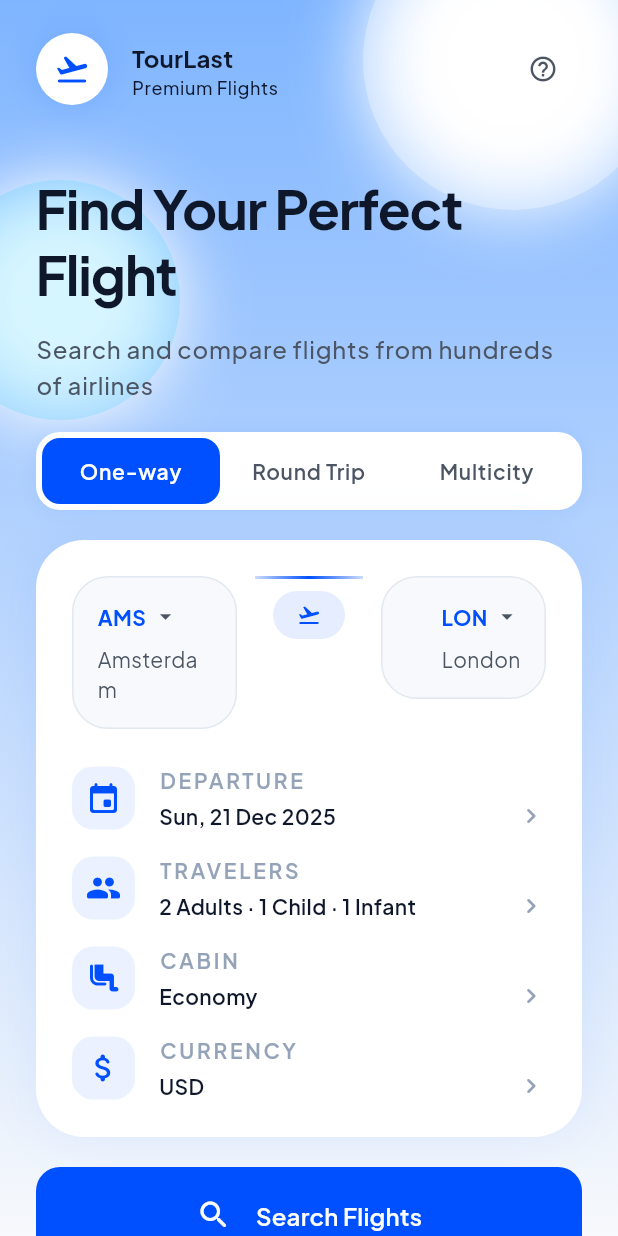
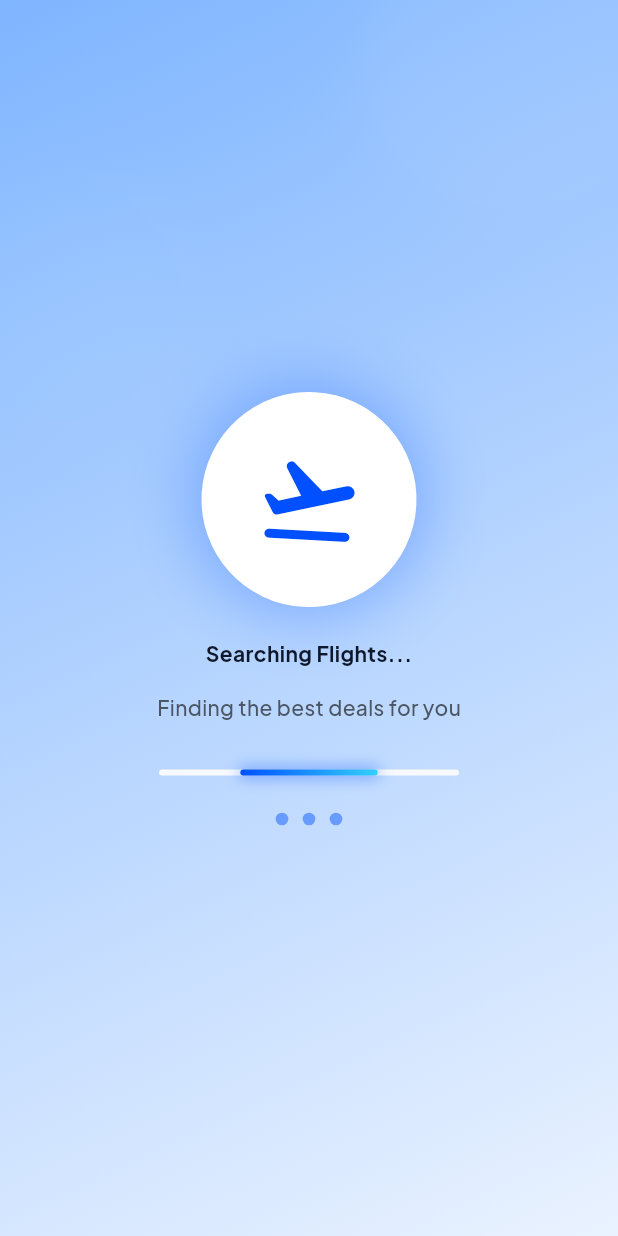
Before and after one commit to Cypherfelix/tourlast_app_demo, a Flutter app: the screen it shows after launch, after a tap on "Search Flights", on a phone screen of 412 x 824 dp. Run offline on Flutter 3.47's test engine with Material 3 defaults, Android fonts, the light colour scheme and no system bars; our stand-ins replace flutter_riverpod, google_fonts.

Commit message:
Implement search functionality in HomeScreen and enhance SearchButton widget
- Added a loading state to the SearchButton to indicate ongoing search operations.
- Introduced a new SearchLoadingOverlay in HomeScreen to display during search.
- Implemented the _handleSearch method to manage search logic and navigation to ResultsScreen.
- Refactored SearchButton to support tap animations and loading state display.

```diff
--- a/lib/presentation/screens/home/home_screen.dart
+++ b/lib/presentation/screens/home/home_screen.dart
@@ -15,6 +15,9 @@ import '../../widgets/home/bottom_sheets/airport_selector_sheet.dart';
 import '../../widgets/home/bottom_sheets/cabin_selector_sheet.dart';
 import '../../widgets/home/bottom_sheets/currency_selector_sheet.dart';
 import '../../widgets/home/bottom_sheets/travelers_selector_sheet.dart';
+import '../../widgets/home/models/search_params.dart';
+import '../../widgets/home/search_card/search_loading_overlay.dart';
+import '../results/results_screen.dart';
 
 class HomeScreen extends StatefulWidget {
   const HomeScreen({super.key});
@@ -34,6 +37,7 @@ class _HomeScreenState extends State<HomeScreen> {
   int _infants = SampleTrip.infants;
   String _cabinClass = SampleTrip.cabinClass;
   String _currency = SampleTrip.currency;
+  bool _isSearching = false;
 
   // Available options for demo
   static const List<Map<String, String>> _airports = [
@@ -56,6 +60,8 @@ class _HomeScreenState extends State<HomeScreen> {
         child: Stack(
           children: [
             const SkyBackdrop(),
+            if (_isSearching) const SearchLoadingOverlay(),
+            if (!_isSearching)
               Column(
                 crossAxisAlignment: CrossAxisAlignment.start,
                 children: [
@@ -98,9 +104,8 @@ class _HomeScreenState extends State<HomeScreen> {
                   const Spacer(),
                   SearchButton(
                     textTheme: Theme.of(context).textTheme,
-                  onPressed: () {
-                    // Will be implemented in Story 3.2
-                  },
+                    isLoading: _isSearching,
+                    onPressed: _handleSearch,
                   ),
                 ],
               ),
@@ -243,4 +248,56 @@ class _HomeScreenState extends State<HomeScreen> {
   void _showHelpDialog() {
     showDialog(context: context, builder: (context) => const HelpDialog());
   }
+
+  Future<void> _handleSearch() async {
+    if (_isSearching) return;
+
+    setState(() => _isSearching = true);
+
+    // Simulate API call delay
+    await Future.delayed(const Duration(milliseconds: 1500));
+
+    if (!mounted) return;
+
+    final searchParams = SearchParams(
+      tripType: _tripType,
+      origin: _origin,
+      destination: _destination,
+      departureDate: _selectedDate,
+      returnDate: _returnDate,
+      adults: _adults,
+      children: _children,
+      infants: _infants,
+      cabinClass: _cabinClass,
+      currency: _currency,
+    );
+
+    setState(() => _isSearching = false);
+
+    // Navigate with custom transition
+    Navigator.of(context).push(
+      PageRouteBuilder(
+        pageBuilder: (context, animation, secondaryAnimation) =>
+            ResultsScreen(searchParams: searchParams),
+        transitionDuration: const Duration(milliseconds: 600),
+        reverseTransitionDuration: const Duration(milliseconds: 400),
+        transitionsBuilder: (context, animation, secondaryAnimation, child) {
+          const begin = Offset(0.0, 0.3);
+          const end = Offset.zero;
+          const curve = Curves.easeOutCubic;
+
+          final tween = Tween(begin: begin, end: end);
+          final curvedAnimation = CurvedAnimation(
+            parent: animation,
+            curve: curve,
+          );
+
+          return SlideTransition(
+            position: tween.animate(curvedAnimation),
+            child: FadeTransition(opacity: animation, child: child),
+          );
+        },
+      ),
+    );
   }
+}
--- /dev/null
+++ b/lib/presentation/screens/results/results_screen.dart
@@ -0,0 +1,81 @@
+import 'package:flutter/material.dart';
+
+import '../../../core/constants/app_colors.dart';
+import '../../../core/constants/app_spacing.dart';
+import '../../../core/theme/app_typography.dart';
+import '../../widgets/home/models/search_params.dart';
+
+class ResultsScreen extends StatelessWidget {
+  const ResultsScreen({super.key, required this.searchParams});
+
+  final SearchParams searchParams;
+
+  @override
+  Widget build(BuildContext context) {
+    return Scaffold(
+      appBar: AppBar(
+        leading: IconButton(
+          icon: const Icon(Icons.arrow_back_rounded),
+          onPressed: () => Navigator.pop(context),
+        ),
+        title: Text(
+          'Flight Results',
+          style: AppTypography.textTheme.titleLarge?.copyWith(
+            fontWeight: FontWeight.w700,
+          ),
+        ),
+      ),
+      body: SafeArea(
+        child: Center(
+          child: Column(
+            mainAxisAlignment: MainAxisAlignment.center,
+            children: [
+              Icon(
+                Icons.flight_takeoff_rounded,
+                size: 64,
+                color: AppColors.primaryBlue.withOpacity(0.5),
+              ),
+              const SizedBox(height: AppSpacing.xl),
+              Text(
+                'Results Screen',
+                style: AppTypography.textTheme.headlineMedium?.copyWith(
+                  fontWeight: FontWeight.w700,
+                ),
+              ),
+              const SizedBox(height: AppSpacing.md),
+              Text(
+                'Search Parameters:',
+                style: AppTypography.textTheme.titleMedium,
+              ),
+              const SizedBox(height: AppSpacing.sm),
+              Text(
+                '${searchParams.origin} → ${searchParams.destination}',
+                style: AppTypography.textTheme.bodyLarge?.copyWith(
+                  color: AppColors.primaryBlue,
+                  fontWeight: FontWeight.w600,
+                ),
+              ),
+              const SizedBox(height: AppSpacing.xs),
+              Text(
+                'Date: ${searchParams.departureDate.toString().split(' ')[0]}',
+                style: AppTypography.textTheme.bodyMedium,
+              ),
+              const SizedBox(height: AppSpacing.xs),
+              Text(
+                'Travelers: ${searchParams.adults}A ${searchParams.children}C ${searchParams.infants}I',
+                style: AppTypography.textTheme.bodyMedium,
+              ),
+              const SizedBox(height: AppSpacing.lg),
+              Text(
+                'Flight list will be implemented in Story 5.1',
+                style: AppTypography.textTheme.bodySmall?.copyWith(
+                  color: AppColors.textTertiary,
+                ),
+              ),
+            ],
+          ),
+        ),
+      ),
+    );
+  }
+}
--- /dev/null
+++ b/lib/presentation/widgets/home/models/search_params.dart
@@ -0,0 +1,27 @@
+import '../models/trip_type.dart';
+
+class SearchParams {
+  const SearchParams({
+    required this.tripType,
+    required this.origin,
+    required this.destination,
+    required this.departureDate,
+    this.returnDate,
+    required this.adults,
+    required this.children,
+    required this.infants,
+    required this.cabinClass,
+    required this.currency,
+  });
+
+  final TripType tripType;
+  final String origin;
+  final String destination;
+  final DateTime departureDate;
+  final DateTime? returnDate;
+  final int adults;
+  final int children;
+  final int infants;
+  final String cabinClass;
+  final String currency;
+}
--- a/lib/presentation/widgets/home/search_card/search_button.dart
+++ b/lib/presentation/widgets/home/search_card/search_button.dart
@@ -1,12 +1,58 @@
 import 'package:flutter/material.dart';
 
+import '../../../../core/constants/app_colors.dart';
 import '../../../../core/constants/app_spacing.dart';
 
-class SearchButton extends StatelessWidget {
-  const SearchButton({super.key, required this.textTheme, this.onPressed});
+class SearchButton extends StatefulWidget {
+  const SearchButton({
+    super.key,
+    required this.textTheme,
+    this.onPressed,
+    this.isLoading = false,
+  });
 
   final TextTheme? textTheme;
   final VoidCallback? onPressed;
+  final bool isLoading;
+
+  @override
+  State<SearchButton> createState() => _SearchButtonState();
+}
+
+class _SearchButtonState extends State<SearchButton>
+    with SingleTickerProviderStateMixin {
+  late AnimationController _animationController;
+  late Animation<double> _scaleAnimation;
+
+  @override
+  void initState() {
+    super.initState();
+    _animationController = AnimationController(
+      duration: const Duration(milliseconds: 150),
+      vsync: this,
+    );
+    _scaleAnimation = Tween<double>(begin: 1.0, end: 0.95).animate(
+      CurvedAnimation(parent: _animationController, curve: Curves.easeInOut),
+    );
+  }
+
+  @override
+  void dispose() {
+    _animationController.dispose();
+    super.dispose();
+  }
+
+  void _handleTapDown(TapDownDetails details) {
+    _animationController.forward();
+  }
+
+  void _handleTapUp(TapUpDetails details) {
+    _animationController.reverse();
+  }
+
+  void _handleTapCancel() {
+    _animationController.reverse();
+  }
 
   @override
   Widget build(BuildContext context) {
@@ -15,29 +61,67 @@ class SearchButton extends StatelessWidget {
         horizontal: AppSpacing.xl,
         vertical: AppSpacing.lg,
       ),
+      child: ScaleTransition(
+        scale: _scaleAnimation,
+        child: GestureDetector(
+          onTapDown: widget.isLoading ? null : _handleTapDown,
+          onTapUp: widget.isLoading ? null : _handleTapUp,
+          onTapCancel: widget.isLoading ? null : _handleTapCancel,
+          onTap: widget.isLoading || widget.onPressed == null
+              ? null
+              : widget.onPressed,
           child: SizedBox(
             width: double.infinity,
             child: FilledButton(
-          onPressed: onPressed,
+              onPressed: widget.isLoading || widget.onPressed == null
+                  ? null
+                  : () {
+                      // Animation handled by GestureDetector
+                      widget.onPressed?.call();
+                    },
               style: FilledButton.styleFrom(
                 padding: const EdgeInsets.symmetric(vertical: AppSpacing.lg),
                 shape: RoundedRectangleBorder(
                   borderRadius: BorderRadius.circular(16),
                 ),
+                backgroundColor: widget.isLoading
+                    ? AppColors.primaryBlue.withOpacity(0.7)
+                    : AppColors.primaryBlue,
               ),
               child: Row(
                 mainAxisAlignment: MainAxisAlignment.center,
                 children: [
+                  if (widget.isLoading) ...[
+                    SizedBox(
+                      height: 20,
+                      width: 20,
+                      child: CircularProgressIndicator(
+                        strokeWidth: 2.5,
+                        valueColor: AlwaysStoppedAnimation<Color>(Colors.white),
+                      ),
+                    ),
+                    const SizedBox(width: AppSpacing.md),
+                    Text(
+                      'Searching...',
+                      style: widget.textTheme?.titleMedium?.copyWith(
+                        color: Colors.white,
+                        fontWeight: FontWeight.w600,
+                      ),
+                    ),
+                  ] else ...[
                     const Icon(Icons.search_rounded, size: 24),
                     const SizedBox(width: AppSpacing.md),
                     Text(
                       'Search Flights',
-                style: textTheme?.titleMedium?.copyWith(
+                      style: widget.textTheme?.titleMedium?.copyWith(
                         color: Colors.white,
                         fontWeight: FontWeight.w600,
                       ),
                     ),
                   ],
+                ],
+              ),
+            ),
           ),
         ),
       ),
--- /dev/null
+++ b/lib/presentation/widgets/home/search_card/search_loading_overlay.dart
@@ -0,0 +1,253 @@
+import 'package:flutter/material.dart';
+
+import '../../../../core/constants/app_colors.dart';
+import '../../../../core/constants/app_spacing.dart';
+import '../../../../core/theme/app_typography.dart';
+
+class SearchLoadingOverlay extends StatefulWidget {
+  const SearchLoadingOverlay({super.key});
+
+  @override
+  State<SearchLoadingOverlay> createState() => _SearchLoadingOverlayState();
+}
+
+class _SearchLoadingOverlayState extends State<SearchLoadingOverlay>
+    with TickerProviderStateMixin {
+  late AnimationController _pulseController;
+  late AnimationController _rotationController;
+  late Animation<double> _pulseAnimation;
+  late Animation<double> _rotationAnimation;
+
+  @override
+  void initState() {
+    super.initState();
+
+    _pulseController = AnimationController(
+      duration: const Duration(milliseconds: 1200),
+      vsync: this,
+    )..repeat(reverse: true);
+
+    _rotationController = AnimationController(
+      duration: const Duration(milliseconds: 2000),
+      vsync: this,
+    )..repeat();
+
+    _pulseAnimation = Tween<double>(begin: 0.8, end: 1.2).animate(
+      CurvedAnimation(parent: _pulseController, curve: Curves.easeInOut),
+    );
+
+    _rotationAnimation = Tween<double>(begin: 0.0, end: 1.0).animate(
+      CurvedAnimation(parent: _rotationController, curve: Curves.linear),
+    );
+  }
+
+  @override
+  void dispose() {
+    _pulseController.dispose();
+    _rotationController.dispose();
+    super.dispose();
+  }
+
+  @override
+  Widget build(BuildContext context) {
+    return Container(
+      decoration: BoxDecoration(
+        gradient: LinearGradient(
+          begin: Alignment.topLeft,
+          end: Alignment.bottomRight,
+          colors: [
+            AppColors.skyGradientStart.withValues(alpha: 0.95),
+            AppColors.skyGradientEnd.withValues(alpha: 0.95),
+          ],
+        ),
+      ),
+      child: SafeArea(
+        child: Center(
+          child: Column(
+            mainAxisAlignment: MainAxisAlignment.center,
+            children: [
+              // Animated Flight Icon
+              AnimatedBuilder(
+                animation: _pulseAnimation,
+                builder: (context, child) {
+                  return Transform.scale(
+                    scale: _pulseAnimation.value,
+                    child: AnimatedBuilder(
+                      animation: _rotationAnimation,
+                      builder: (context, child) {
+                        return Transform.rotate(
+                          angle: _rotationAnimation.value * 0.1,
+                          child: Container(
+                            width: 120,
+                            height: 120,
+                            decoration: BoxDecoration(
+                              color: Colors.white,
+                              shape: BoxShape.circle,
+                              boxShadow: [
+                                BoxShadow(
+                                  color: AppColors.primaryBlue.withValues(alpha: 0.3),
+                                  blurRadius: 30,
+                                  spreadRadius: 5,
+                                ),
+                              ],
+                            ),
+                            child: Icon(
+                              Icons.flight_takeoff_rounded,
+                              size: 60,
+                              color: AppColors.primaryBlue,
+                            ),
+                          ),
+                        );
+                      },
+                    ),
+                  );
+                },
+              ),
+              const SizedBox(height: AppSpacing.xxl),
+              // Loading Text
+              Text(
+                'Searching Flights...',
+                style: AppTypography.textTheme.headlineSmall?.copyWith(
+                  fontWeight: FontWeight.w700,
+                  color: AppColors.textPrimary,
+                ),
+              ),
+              const SizedBox(height: AppSpacing.md),
+              Text(
+                'Finding the best deals for you',
+                style: AppTypography.textTheme.bodyLarge?.copyWith(
+                  color: AppColors.textSecondary,
+                ),
+              ),
+              const SizedBox(height: AppSpacing.xxl),
+              // Custom Progress Indicator
+              SizedBox(
+                width: 200,
+                child: Stack(
+                  alignment: Alignment.center,
+                  children: [
+                    // Background track
+                    Container(
+                      height: 4,
+                      decoration: BoxDecoration(
+                        color: AppColors.surfaceMuted,
+                        borderRadius: BorderRadius.circular(2),
+                      ),
+                    ),
+                    // Animated progress bar
+                    AnimatedBuilder(
+                      animation: _pulseController,
+                      builder: (context, child) {
+                        return Container(
+                          height: 4,
+                          width:
+                              200 * (0.3 + (_pulseAnimation.value - 0.8) * 0.4),
+                          decoration: BoxDecoration(
+                            gradient: LinearGradient(
+                              colors: [
+                                AppColors.primaryBlue,
+                                AppColors.accentAqua,
+                              ],
+                            ),
+                            borderRadius: BorderRadius.circular(2),
+                            boxShadow: [
+                              BoxShadow(
+                                color: AppColors.primaryBlue.withValues(alpha: 0.5),
+                                blurRadius: 8,
+                                spreadRadius: 1,
+                              ),
+                            ],
+                          ),
+                        );
+                      },
+                    ),
+                  ],
+                ),
+              ),
+              const SizedBox(height: AppSpacing.xl),
+              // Loading dots
+              _LoadingDots(),
+            ],
+          ),
+        ),
+      ),
+    );
+  }
+}
+
+class _LoadingDots extends StatefulWidget {
+  @override
+  State<_LoadingDots> createState() => _LoadingDotsState();
+}
+
+class _LoadingDotsState extends State<_LoadingDots>
+    with TickerProviderStateMixin {
+  late List<AnimationController> _controllers;
+  late List<Animation<double>> _animations;
+
+  @override
+  void initState() {
+    super.initState();
+    _controllers = List.generate(
+      3,
+      (index) => AnimationController(
+        duration: const Duration(milliseconds: 600),
+        vsync: this,
+      )..repeat(),
+    );
+
+    _animations = _controllers.map((controller) {
+      return Tween<double>(
+        begin: 0.0,
+        end: 1.0,
+      ).animate(CurvedAnimation(parent: controller, curve: Curves.easeInOut));
+    }).toList();
+
+    // Stagger the animations
+    for (int i = 0; i < _controllers.length; i++) {
+      _controllers[i].forward();
+      Future.delayed(Duration(milliseconds: 200 * i), () {
+        if (mounted) {
+          _controllers[i].repeat(reverse: true);
+        }
+      });
+    }
+  }
+
+  @override
+  void dispose() {
+    for (var controller in _controllers) {
+      controller.dispose();
+    }
+    super.dispose();
+  }
+
+  @override
+  Widget build(BuildContext context) {
+    return Row(
+      mainAxisAlignment: MainAxisAlignment.center,
+      children: List.generate(3, (index) {
+        return AnimatedBuilder(
+          animation: _animations[index],
+          builder: (context, child) {
+            return Opacity(
+              opacity: 0.3 + (_animations[index].value * 0.7),
+              child: Transform.scale(
+                scale: 0.8 + (_animations[index].value * 0.2),
+                child: Container(
+                  margin: const EdgeInsets.symmetric(horizontal: 4),
+                  width: 10,
+                  height: 10,
+                  decoration: BoxDecoration(
+                    color: AppColors.primaryBlue,
+                    shape: BoxShape.circle,
+                  ),
+                ),
+              ),
+            );
+          },
+        );
+      }),
+    );
+  }
+}
```
Lines whose indentation alone changed are shown as unchanged.
